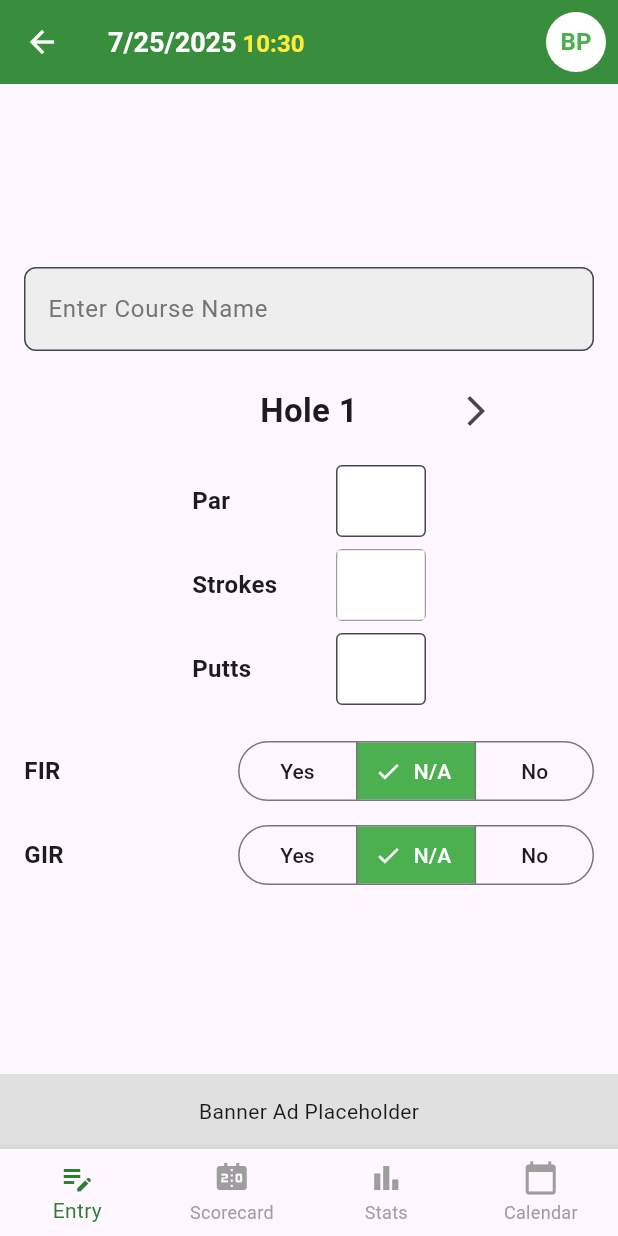
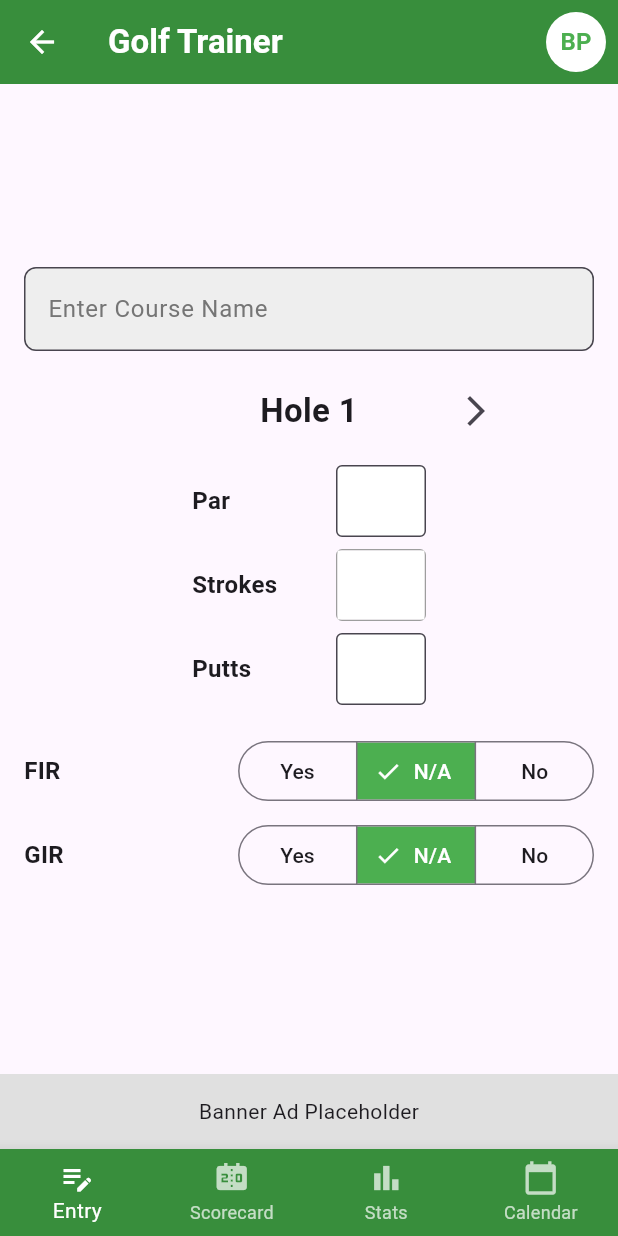
Before and after one commit to Bprice47/golflytics, a Flutter app: the NewGameScreen screen opened directly, on a phone screen of 412 x 824 dp. Run offline on Flutter 3.47's test engine with Material 3 defaults, Android fonts, the phone set to English and light mode, and no system bars.

Commit message:
UI improvements: removed clock from header and added green background to bottom navigation

```diff
--- a/lib/screens/new_game_screen.dart
+++ b/lib/screens/new_game_screen.dart
@@ -74,19 +74,10 @@ class _NewGameScreenState extends State<NewGameScreen> {
       appBar: AppBar(
         backgroundColor: Colors.green[700],
         foregroundColor: Colors.white,
-        title: RichText(
-          text: TextSpan(
-            children: [
-              TextSpan(
-                text: '${DateTime.now().month}/${DateTime.now().day}/${DateTime.now().year}',
-                style: const TextStyle(fontSize: 18, color: Colors.white, fontWeight: FontWeight.bold),
-              ),
-              TextSpan(
-                text: ' ${DateTime.now().hour.toString().padLeft(2, '0')}:${DateTime.now().minute.toString().padLeft(2, '0')}',
-                style: const TextStyle(fontSize: 16, color: Colors.yellow, fontWeight: FontWeight.bold),
-              ),
-            ],
-          ),
+        title: const Text(
+          'Golf Trainer',
+          style: TextStyle(
+              fontSize: 22, color: Colors.white, fontWeight: FontWeight.bold),
         ),
         actions: [
           IconButton(
@@ -120,6 +111,7 @@ class _NewGameScreenState extends State<NewGameScreen> {
       ),
       bottomNavigationBar: BottomNavigationBar(
         type: BottomNavigationBarType.fixed,
+        backgroundColor: Colors.green[700],
         items: const <BottomNavigationBarItem>[
           BottomNavigationBarItem(
             icon: Icon(Icons.edit_note),
@@ -139,8 +131,8 @@ class _NewGameScreenState extends State<NewGameScreen> {
           ),
         ],
         currentIndex: _selectedIndex,
-        selectedItemColor: Colors.green[800],
-        unselectedItemColor: Colors.grey,
+        selectedItemColor: Colors.white,
+        unselectedItemColor: Colors.white70,
         onTap: _onItemTapped,
       ),
     );
@@ -649,7 +641,8 @@ class _GameEntryViewState extends State<GameEntryView> {
 class ScorecardView extends StatelessWidget {
   final List<HoleData> roundData;
   final String courseName;
-  const ScorecardView({super.key, required this.roundData, this.courseName = ''});
+  const ScorecardView(
+      {super.key, required this.roundData, this.courseName = ''});
 
   Widget _buildCell({
     String text = '',
@@ -977,24 +970,33 @@ class ScorecardView extends StatelessWidget {
                   children: [
                     Column(
                       children: [
-                        const Text('Out', style: TextStyle(fontWeight: FontWeight.bold)),
-                        Text('$outScore${outPar > 0 ? " (${outScore - outPar > 0 ? '+' : ''}${outScore - outPar})" : ""}'),
+                        const Text('Out',
+                            style: TextStyle(fontWeight: FontWeight.bold)),
+                        Text(
+                            '$outScore${outPar > 0 ? " (${outScore - outPar > 0 ? '+' : ''}${outScore - outPar})" : ""}'),
                       ],
                     ),
                     Column(
                       children: [
-                        const Text('In', style: TextStyle(fontWeight: FontWeight.bold)),
-                        Text('$inScore${inPar > 0 ? " (${inScore - inPar > 0 ? '+' : ''}${inScore - inPar})" : ""}'),
+                        const Text('In',
+                            style: TextStyle(fontWeight: FontWeight.bold)),
+                        Text(
+                            '$inScore${inPar > 0 ? " (${inScore - inPar > 0 ? '+' : ''}${inScore - inPar})" : ""}'),
                       ],
                     ),
                     Column(
                       children: [
-                        const Text('Total', style: TextStyle(fontWeight: FontWeight.bold)),
+                        const Text('Total',
+                            style: TextStyle(fontWeight: FontWeight.bold)),
                         Text(
                           '$totalScore${totalPar > 0 ? " (${totalToPar > 0 ? '+' : ''}$totalToPar)" : ""}',
                           style: TextStyle(
                             fontWeight: FontWeight.bold,
-                            color: totalToPar > 0 ? Colors.red : (totalToPar < 0 ? Colors.green : Colors.black),
+                            color: totalToPar > 0
+                                ? Colors.red
+                                : (totalToPar < 0
+                                    ? Colors.green
+                                    : Colors.black),
                           ),
                         ),
                       ],
```
Also changed, not shown: 1 other file.
